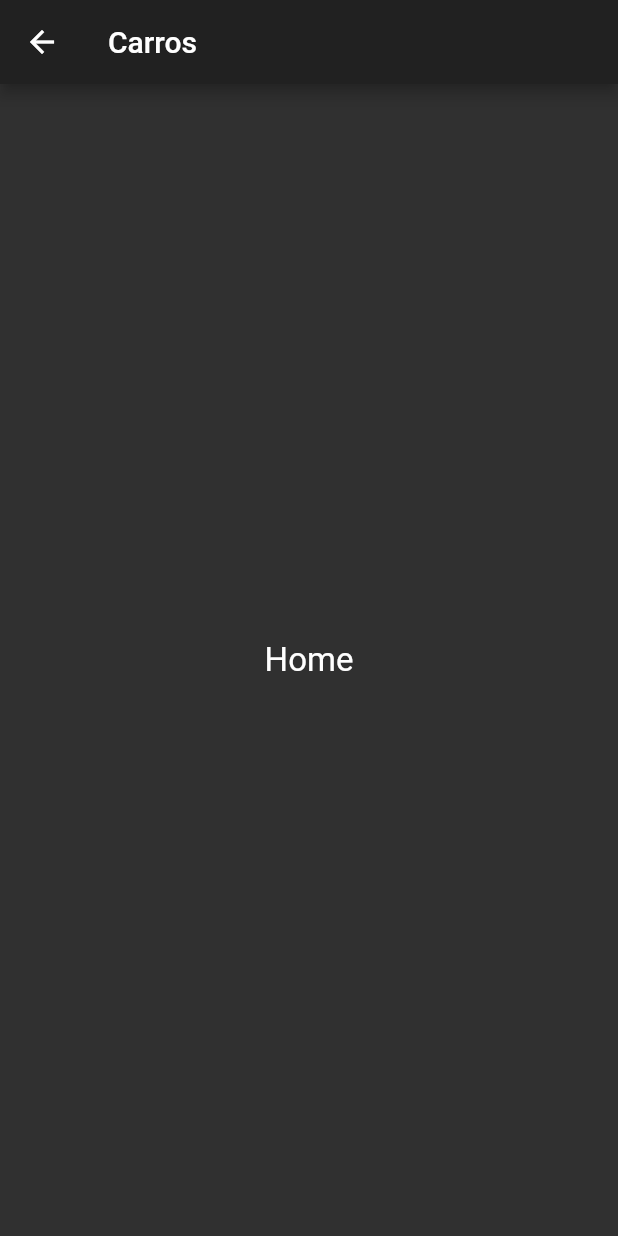
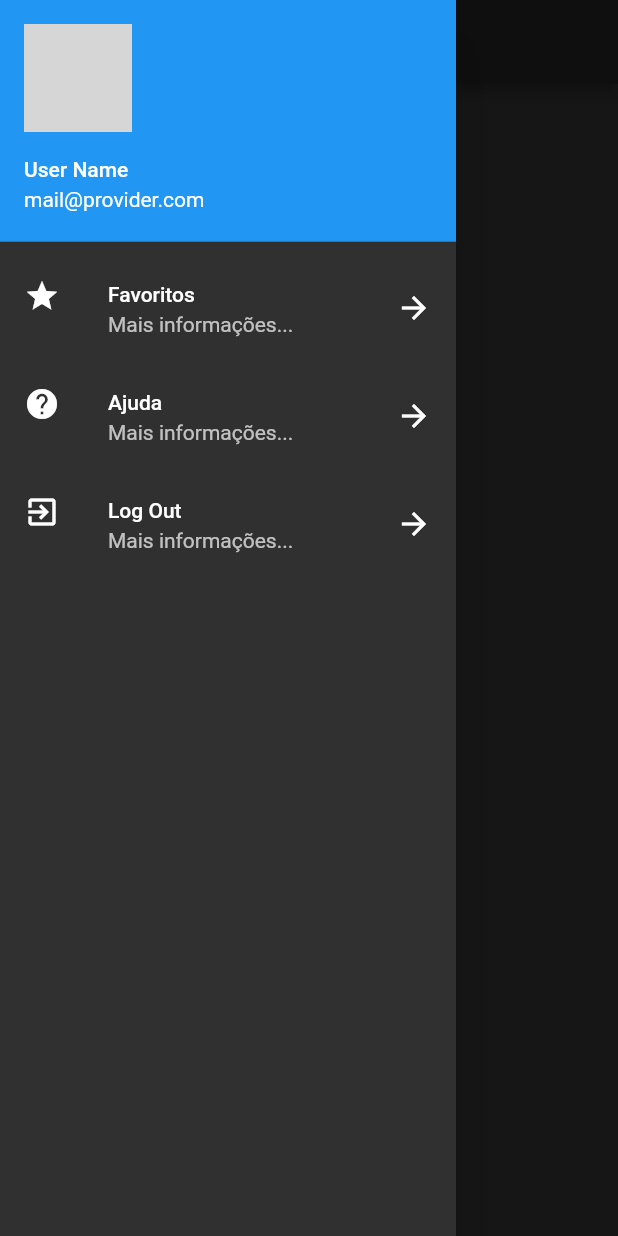
Before and after one commit to santoslucas11/ProjetoCarrosFlutter, a Flutter app: the HomePage screen opened directly, with the side drawer open (before the commit the screen has no drawer), on a phone screen of 412 x 824 dp. Run offline on Flutter 3.47's test engine with Material 2 defaults, Android fonts, the phone set to English and light mode, and no system bars; network calls fail; grey boxes are pictures that could not be loaded.

Commit message:
implementação funcionalidade de LogOut

```diff
--- /dev/null
+++ b/projeto_carros/lib/drawer_list.dart
@@ -0,0 +1,59 @@
+import 'package:flutter/material.dart';
+import 'package:projeto_carros/pages/login_page.dart';
+import 'package:projeto_carros/utils/nav.dart';
+
+class DrawerList extends StatelessWidget {
+  @override
+  Widget build(BuildContext context) {
+    final urlFoto =
+        "https://banner2.cleanpng.com/20180128/yvw/kisspng-ninja-ico-icon-black-ninja-5a6dee087cdc18.5588411915171538005114.jpg";
+
+    return SafeArea(
+      child: Drawer(
+        child: ListView(
+          children: <Widget>[
+            UserAccountsDrawerHeader(
+              accountName: Text("User Name"),
+              accountEmail: Text("mail@provider.com"),
+              currentAccountPicture: CircleAvatar(
+                backgroundImage: NetworkImage(urlFoto),
+              ),
+            ),
+            ListTile(
+              leading: Icon(Icons.star),
+              title: Text("Favoritos"),
+              subtitle: Text("Mais informações..."),
+              trailing: Icon(Icons.arrow_forward),
+              onTap: () {
+                print("Favoritos");
+                Navigator.pop(context);
+              },
+            ),
+            ListTile(
+              leading: Icon(Icons.help),
+              title: Text("Ajuda"),
+              subtitle: Text("Mais informações..."),
+              trailing: Icon(Icons.arrow_forward),
+              onTap: () {
+                print("Ajuda");
+                Navigator.pop(context);
+              },
+            ),
+            ListTile(
+              leading: Icon(Icons.exit_to_app),
+              title: Text("Log Out"),
+              subtitle: Text("Mais informações..."),
+              trailing: Icon(Icons.arrow_forward),
+              onTap: () => _onClickLogout(context),
+            ),
+          ],
+        ),
+      ),
+    );
+  }
+
+  _onClickLogout(BuildContext context) {
+    Navigator.pop(context);
+    push(context, LoginPage(), replace: true);
+  }
+}
--- a/projeto_carros/lib/pages/home_page.dart
+++ b/projeto_carros/lib/pages/home_page.dart
@@ -1,4 +1,6 @@
 import 'package:flutter/material.dart';
+
+import '../drawer_list.dart';
 
 class HomePage extends StatelessWidget {
   @override
@@ -8,6 +10,7 @@ class HomePage extends StatelessWidget {
         title: Text("Carros"),
       ),
       body: _body(),
+      drawer: DrawerList(),
     );
   }
 
--- a/projeto_carros/lib/pages/login_page.dart
+++ b/projeto_carros/lib/pages/login_page.dart
@@ -120,7 +120,7 @@ class _LoginPageState extends State<LoginPage> {
       Usuario user =  response.result;
 
       print(">>> $user");
-      push(context, HomePage());
+      push(context, HomePage(), replace: true);
     }else{
       alert(context, response.msg);
     }
```
